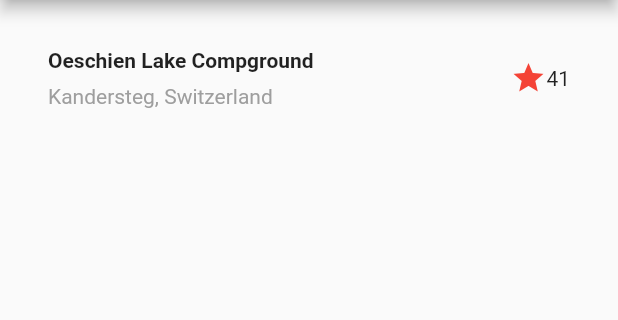
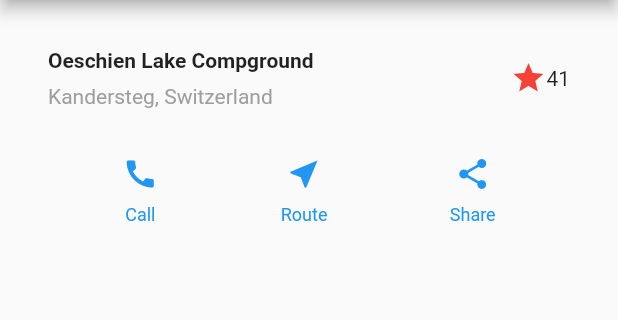
Before and after one commit to kou-ukai/building-layouts, a Flutter app: the screen it shows after launch, on a phone screen of 412 x 824 dp, the part 84-404 px from its top. Run offline on Flutter 3.47's test engine with Material 2 defaults, Android fonts, the phone set to English and light mode, and no system bars.

Commit message:
下部のボタン領域作成

```diff
--- a/lib/main.dart
+++ b/lib/main.dart
@@ -7,6 +7,15 @@
 
   @override
   Widget build(BuildContext context) {
+    Color color = Theme.of(context).primaryColor;
+    Widget buttonSection = Row(
+      mainAxisAlignment: MainAxisAlignment.spaceEvenly,
+      children: [
+        _buildButtonColumn(color, Icons.call, 'Call'),
+        _buildButtonColumn(color, Icons.near_me, 'Route'),
+        _buildButtonColumn(color, Icons.share, 'Share')
+      ],
+    );
     Widget titleSection = Container(
       padding: const EdgeInsets.all(32),
       child: Row(
@@ -39,8 +48,29 @@
       title: 'Flutter layout demo',
       home: Scaffold(
         appBar: AppBar(title: const Text('Flutter layout demo')),
-        body: Column(children: [titleSection]),
+        body: Column(children: [titleSection, buttonSection]),
       ),
     );
   }
+
+  Column _buildButtonColumn(Color color, IconData icon, String label) {
+    return Column(
+      mainAxisSize: MainAxisSize.min,
+      mainAxisAlignment: MainAxisAlignment.center,
+      children: [
+        Icon(
+          icon,
+          color: color,
+        ),
+        Container(
+          margin: const EdgeInsets.only(top: 8),
+          child: Text(
+            label,
+            style: TextStyle(
+                fontSize: 12, fontWeight: FontWeight.w400, color: color),
+          ),
+        )
+      ],
+    );
+  }
 }
```
